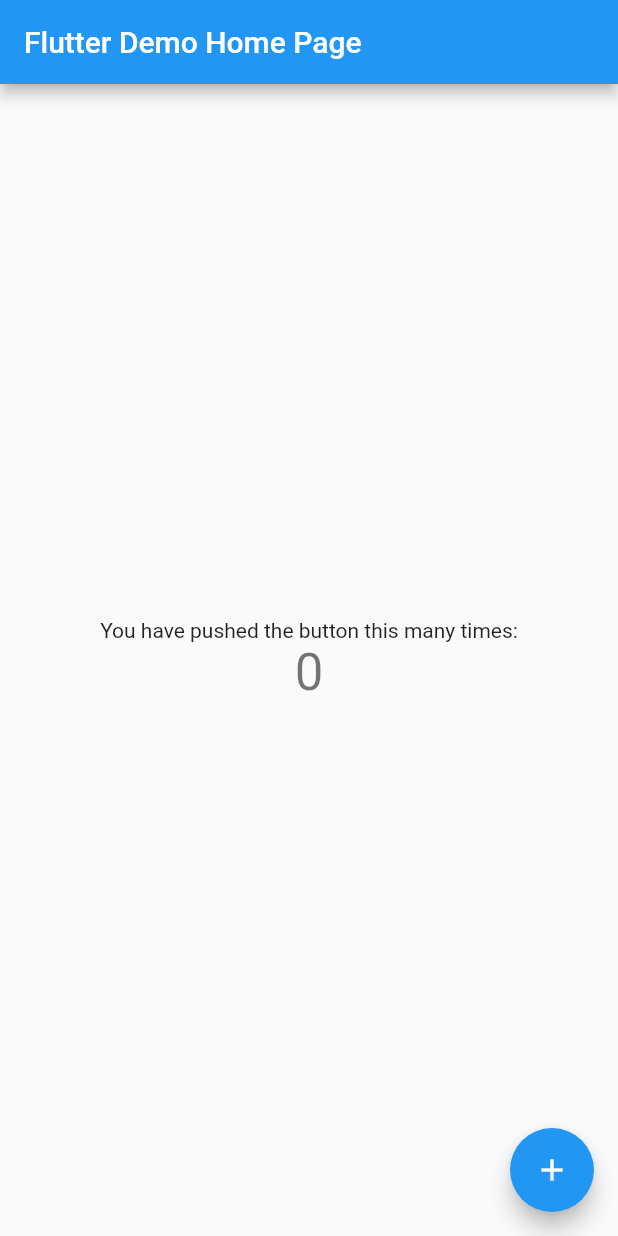
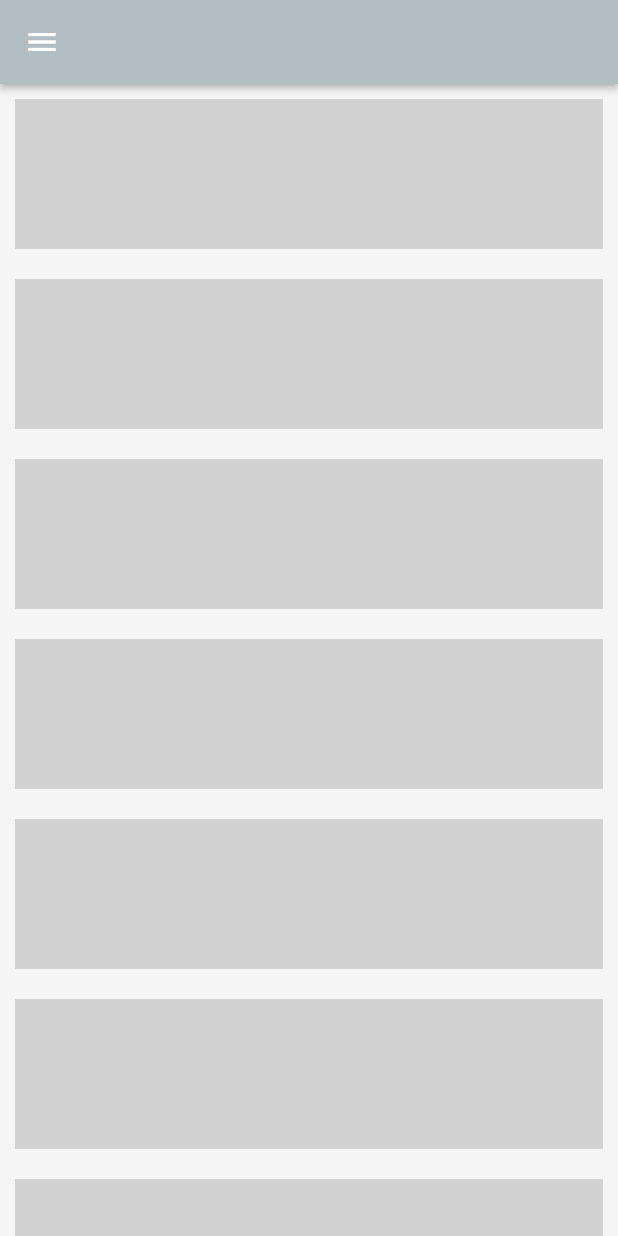
Before and after one commit to rehamahmd/animated_drawer, a Flutter app: the screen it shows after launch, on a phone screen of 412 x 824 dp. Run offline on Flutter 3.47's test engine with Material 2 defaults, Android fonts, the phone set to English and light mode, and no system bars.

Commit message:
animated drawer

```diff
--- /dev/null
+++ b/lib/animated_drawer.dart
@@ -0,0 +1,76 @@
+import 'package:animated_drawer/home_screen.dart';
+import 'package:flutter/material.dart';
+
+double cardSize = 200;
+
+class AnimatedDrawer extends StatefulWidget {
+  const AnimatedDrawer({super.key});
+
+  @override
+  State<AnimatedDrawer> createState() => _AnimatedDrawerState();
+}
+
+class _AnimatedDrawerState extends State<AnimatedDrawer> with SingleTickerProviderStateMixin {
+  late AnimationController animationController;
+  @override
+  void initState() {
+    super.initState();
+    animationController = AnimationController(
+      duration: const Duration(milliseconds: 300),
+      vsync: this,
+    );
+  }
+
+  @override
+  void dispose() {
+    animationController.dispose();
+    super.dispose();
+  }
+
+  _toggleMenu() {
+    if (animationController.status == AnimationStatus.completed) {
+      animationController.reverse();
+      return;
+    }
+    animationController.forward();
+  }
+
+  @override
+  Widget build(BuildContext context) {
+    return Flow(
+        clipBehavior: Clip.hardEdge,
+        delegate: FabVerticalDelegate(
+          controller: animationController,
+        ),
+        children: [
+          HomeScreen(menuAction: _toggleMenu),
+          GestureDetector(
+            onTap: _toggleMenu,
+            child: SizedBox(
+              width: cardSize,
+              height: MediaQuery.of(context).size.height,
+              child: const Scaffold(),
+            ),
+          )
+        ]);
+  }
+}
+
+class FabVerticalDelegate extends FlowDelegate {
+  final Animation<double> controller;
+
+  FabVerticalDelegate({required this.controller}) : super(repaint: controller);
+
+  @override
+  void paintChildren(FlowPaintingContext context) {
+    var x = cardSize * controller.value;
+    var x2 = cardSize * controller.value + -cardSize;
+    context.paintChild(0, transform: Matrix4.translationValues(x, 0, 0));
+    context.paintChild(1, transform: Matrix4.translationValues(x2, 0, 0));
+  }
+
+  @override
+  bool shouldRepaint(covariant FlowDelegate oldDelegate) {
+    return false;
+  }
+}
--- /dev/null
+++ b/lib/home_screen.dart
@@ -0,0 +1,46 @@
+import 'package:flutter/material.dart';
+
+class HomeScreen extends StatefulWidget {
+  final Function menuAction;
+  const HomeScreen({super.key, required this.menuAction});
+
+  @override
+  State<HomeScreen> createState() => _HomeScreenState();
+}
+
+class _HomeScreenState extends State<HomeScreen> {
+  _toggleMenu() => widget.menuAction();
+
+  @override
+  Widget build(BuildContext context) {
+    return Scaffold(
+      backgroundColor: Colors.grey[100],
+      appBar: AppBar(
+        elevation: 2.0,
+        backgroundColor: Color(0xffb2bec3),
+        title: GestureDetector(
+          onTap: _toggleMenu,
+          child: const Icon(Icons.menu),
+        ),
+      ),
+      body: ListView(
+        children: <Color>[
+          Colors.grey.withOpacity(.4),
+          Colors.grey.withOpacity(.4),
+          Colors.grey.withOpacity(.4),
+          Colors.grey.withOpacity(.4),
+          Colors.grey.withOpacity(.4),
+          Colors.grey.withOpacity(.4),
+          Colors.grey.withOpacity(.4),
+        ]
+            .map((e) => Container(
+                  height: 100,
+                  width: MediaQuery.of(context).size.width,
+                  color: e,
+                  margin: const EdgeInsets.all(10),
+                ))
+            .toList(),
+      ),
+    );
+  }
+}
--- a/lib/main.dart
+++ b/lib/main.dart
@@ -1,3 +1,4 @@
+import 'package:animated_drawer/animated_drawer.dart';
 import 'package:flutter/material.dart';
 
 void main() {
@@ -7,109 +8,15 @@ void main() {
 class MyApp extends StatelessWidget {
   const MyApp({super.key});
 
-  // This widget is the root of your application.
   @override
   Widget build(BuildContext context) {
     return MaterialApp(
-      title: 'Flutter Demo',
+      title: 'Animated Drawer',
       theme: ThemeData(
-        // This is the theme of your application.
-        //
-        // Try running your application with "flutter run". You'll see the
-        // application has a blue toolbar. Then, without quitting the app, try
-        // changing the primarySwatch below to Colors.green and then invoke
-        // "hot reload" (press "r" in the console where you ran "flutter run",
-        // or simply save your changes to "hot reload" in a Flutter IDE).
-        // Notice that the counter didn't reset back to zero; the application
-        // is not restarted.
-        primarySwatch: Colors.blue,
+        primaryColor: const Color(0xffb2bec3),
+        scaffoldBackgroundColor: const Color.fromARGB(255, 112, 148, 165),
       ),
-      home: const MyHomePage(title: 'Flutter Demo Home Page'),
+      home: const Center(child: AnimatedDrawer()),
     );
   }
 }
-
-class MyHomePage extends StatefulWidget {
-  const MyHomePage({super.key, required this.title});
-
-  // This widget is the home page of your application. It is stateful, meaning
-  // that it has a State object (defined below) that contains fields that affect
-  // how it looks.
-
-  // This class is the configuration for the state. It holds the values (in this
-  // case the title) provided by the parent (in this case the App widget) and
-  // used by the build method of the State. Fields in a Widget subclass are
-  // always marked "final".
-
-  final String title;
-
-  @override
-  State<MyHomePage> createState() => _MyHomePageState();
-}
-
-class _MyHomePageState extends State<MyHomePage> {
-  int _counter = 0;
-
-  void _incrementCounter() {
-    setState(() {
-      // This call to setState tells the Flutter framework that something has
-      // changed in this State, which causes it to rerun the build method below
-      // so that the display can reflect the updated values. If we changed
-      // _counter without calling setState(), then the build method would not be
-      // called again, and so nothing would appear to happen.
-      _counter++;
-    });
-  }
-
-  @override
-  Widget build(BuildContext context) {
-    // This method is rerun every time setState is called, for instance as done
-    // by the _incrementCounter method above.
-    //
-    // The Flutter framework has been optimized to make rerunning build methods
-    // fast, so that you can just rebuild anything that needs updating rather
-    // than having to individually change instances of widgets.
-    return Scaffold(
-      appBar: AppBar(
-        // Here we take the value from the MyHomePage object that was created by
-        // the App.build method, and use it to set our appbar title.
-        title: Text(widget.title),
-      ),
-      body: Center(
-        // Center is a layout widget. It takes a single child and positions it
-        // in the middle of the parent.
-        child: Column(
-          // Column is also a layout widget. It takes a list of children and
-          // arranges them vertically. By default, it sizes itself to fit its
-          // children horizontally, and tries to be as tall as its parent.
-          //
-          // Invoke "debug painting" (press "p" in the console, choose the
-          // "Toggle Debug Paint" action from the Flutter Inspector in Android
-          // Studio, or the "Toggle Debug Paint" command in Visual Studio Code)
-          // to see the wireframe for each widget.
-          //
-          // Column has various properties to control how it sizes itself and
-          // how it positions its children. Here we use mainAxisAlignment to
-          // center the children vertically; the main axis here is the vertical
-          // axis because Columns are vertical (the cross axis would be
-          // horizontal).
-          mainAxisAlignment: MainAxisAlignment.center,
-          children: <Widget>[
-            const Text(
-              'You have pushed the button this many times:',
-            ),
-            Text(
-              '$_counter',
-              style: Theme.of(context).textTheme.headline4,
-            ),
-          ],
-        ),
-      ),
-      floatingActionButton: FloatingActionButton(
-        onPressed: _incrementCounter,
-        tooltip: 'Increment',
-        child: const Icon(Icons.add),
-      ), // This trailing comma makes auto-formatting nicer for build methods.
-    );
-  }
-}
```
